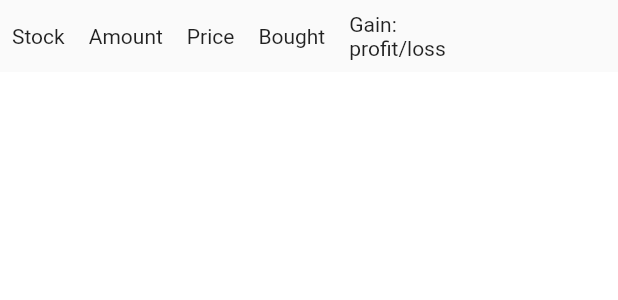
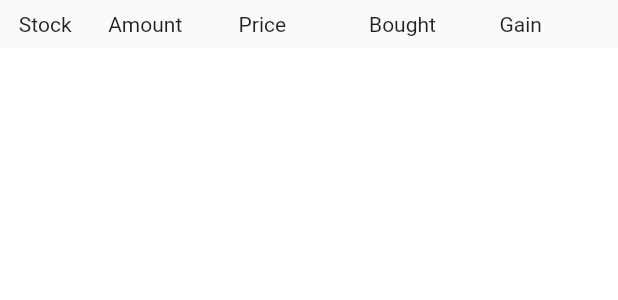
Before and after one commit to rayeli7/Blacknoks, a Flutter app: the UserPortfolioPage widget shown alone on an empty page, opened directly, on a phone screen of 412 x 824 dp. Shown: the top 300 px of the screen. Run offline on Flutter 3.47's test engine with Material 2 defaults, Android fonts, the phone set to English and light mode, and no system bars; our stand-ins replace cloud_firestore, firebase_auth, firebase_core, shared_preferences, syncfusion_flutter_charts; accounts and stored records are empty; network calls fail.

Commit message:
userportfolipage edits

```diff
--- a/lib/pages/user_portfoliopage.dart
+++ b/lib/pages/user_portfoliopage.dart
@@ -1,6 +1,7 @@
 import 'package:cloud_firestore/cloud_firestore.dart';
 import 'package:firebase_auth/firebase_auth.dart';
 import 'package:flutter/material.dart';
+import 'package:syncfusion_flutter_charts/charts.dart';
 
 class UserPortfolioPage extends StatefulWidget {
   const UserPortfolioPage({Key? key}) : super(key: key);
@@ -10,44 +11,68 @@ class UserPortfolioPage extends StatefulWidget {
 }
 
 class _UserPortfolioPageState extends State<UserPortfolioPage> {
+
   @override
   Widget build(BuildContext context) {
     return SingleChildScrollView(
       child: Column(
         children: [
+
           Row(
-                            children: const [
-                          Padding(
+            mainAxisAlignment: MainAxisAlignment.spaceEvenly,
+            children:  <Widget>[
+              SizedBox(
+                 width: MediaQuery.of(context).size.width/7.5,
+                 child:
+                 const Padding(
                    padding: EdgeInsets.all(8.0),
                     child: Text("Stock"),
                     ),
-                          Padding(
+                    ),
+              SizedBox(
+                            width: MediaQuery.of(context).size.width/5,
+                            child:
+                              const Padding(
                                 padding: EdgeInsets.all(8.0),
                                 child: Text(
                                     "Amount"
                                     ),
                               ),
-                          Padding(
+                          ),
+                          SizedBox(
+                            width: MediaQuery.of(context).size.width/5,
+                            child:
+                              const Padding(
                                 padding: EdgeInsets.all(8.0),
                                 child: Text(
                                     "Price"
                                     ),
                               ),
-                          Padding(
+                          ),
+                          SizedBox(
+                            width: MediaQuery.of(context).size.width/5,
+                            child:
+                              const Padding(
                                 padding: EdgeInsets.all(8.0),
                                 child: Text(
                                     "Bought"
                                     ),
                               ),
+                          ),
 
-                          Padding(
+                          SizedBox(
+                            width: MediaQuery.of(context).size.width/5,
+                            child:
+                              const Padding(
                                 padding: EdgeInsets.all(8.0),
                                 child: Text(
-                                "Gain: \nprofit/loss"
+                                    "Gain"
+                                    ),
                               ),
                           ),
                             ],
                           ),
+
           Container(
             decoration: const BoxDecoration(
                 color: Colors.white,
@@ -75,38 +100,64 @@ class _UserPortfolioPageState extends State<UserPortfolioPage> {
                           double cost = document['Cost'];
                           double volume = document['Volume'];
                           String stockTicker = document.id;
-                          return Row(
+                          return Card(
+                            margin: const EdgeInsets.all(5),
+                            elevation: 3,
+                            child: Row(
+                              mainAxisAlignment: MainAxisAlignment.spaceEvenly,
                               children: [
+                            SizedBox(
+                              width: MediaQuery.of(context).size.width/8,
+                              child:
                                 Padding(
                                   padding: const EdgeInsets.all(8.0),
                                   child: Text(stockTicker),
                                 ),
+
+                            ),
+                            SizedBox(
+                              width: MediaQuery.of(context).size.width/5,
+                              child:
                                 Padding(
                                   padding: const EdgeInsets.all(8.0),
                                   child: Text(
                                       "$volume"
                                       ),
                                 ),
+                            ),
+                            SizedBox(
+                              width: MediaQuery.of(context).size.width/5,
+                              child:
                                 Padding(
                                   padding: const EdgeInsets.all(8.0),
                                   child: Text(
                                       price.toStringAsFixed(2)
                                       ),
                                 ),
+                            ),
+                            SizedBox(
+                              width: MediaQuery.of(context).size.width/5,
+                              child:
                                 Padding(
                                   padding: const EdgeInsets.all(8.0),
                                   child: Text(
                                       cost.toStringAsFixed(2)
                                       ),
                                 ),
-                          /*
-                          const Padding(
-                            padding: EdgeInsets.all(8.0),
+                            ),
+                            SizedBox(
+                              width: MediaQuery.of(context).size.width/5.9,
+                              child:
+                                Padding(
+                                  padding: const EdgeInsets.all(8.0),
                                   child: Text(
-                                "Gain: \nprofit/loss"
+                                      cost.toStringAsFixed(0)
                                       ),
-                          ), */
+                                ),
+
+                            ),
                               ],
+                            ),
                           );
                         }).toList(),
                       );
@@ -118,3 +169,10 @@ class _UserPortfolioPageState extends State<UserPortfolioPage> {
     );
   }
 }
+
+class _ChartData {
+  _ChartData(this.x, this.y);
+
+  final String x;
+  final double y;
+}
--- a/pubspec.yaml
+++ b/pubspec.yaml
@@ -46,6 +46,8 @@ dependencies:
 
   http: ^0.13.4
   animations: ^2.0.2
+  syncfusion_flutter_charts: ^19.4.47
+
 
 
 
```
Also changed, not shown: pubspec.lock. Lines whose indentation alone changed are shown as unchanged.
